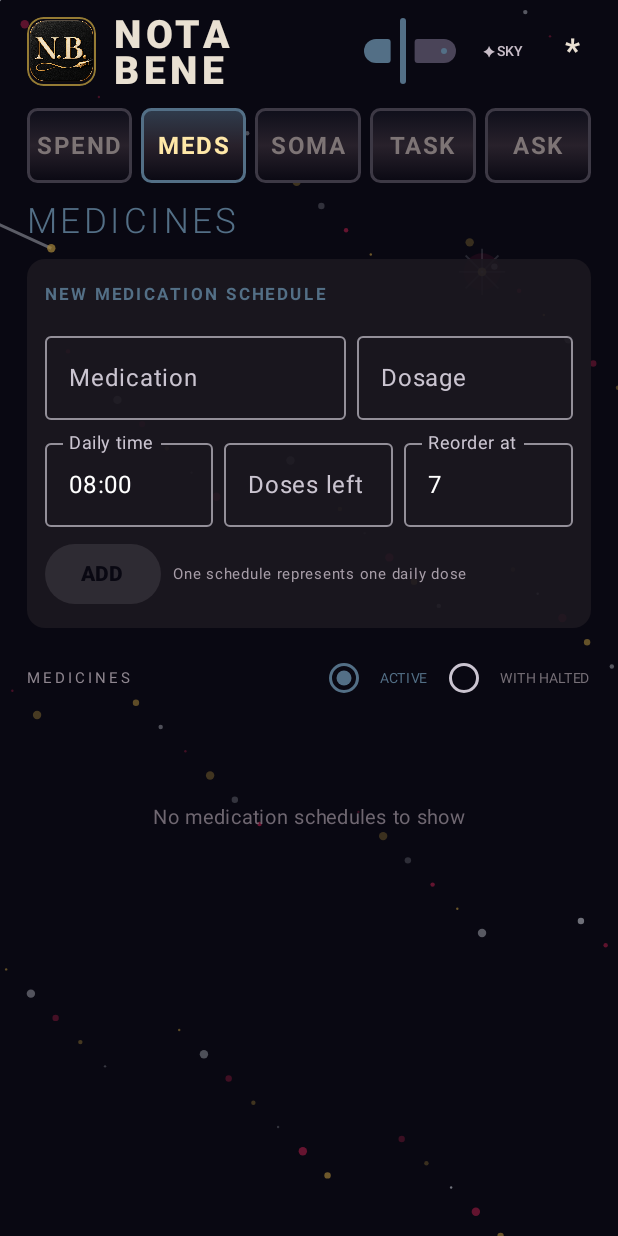
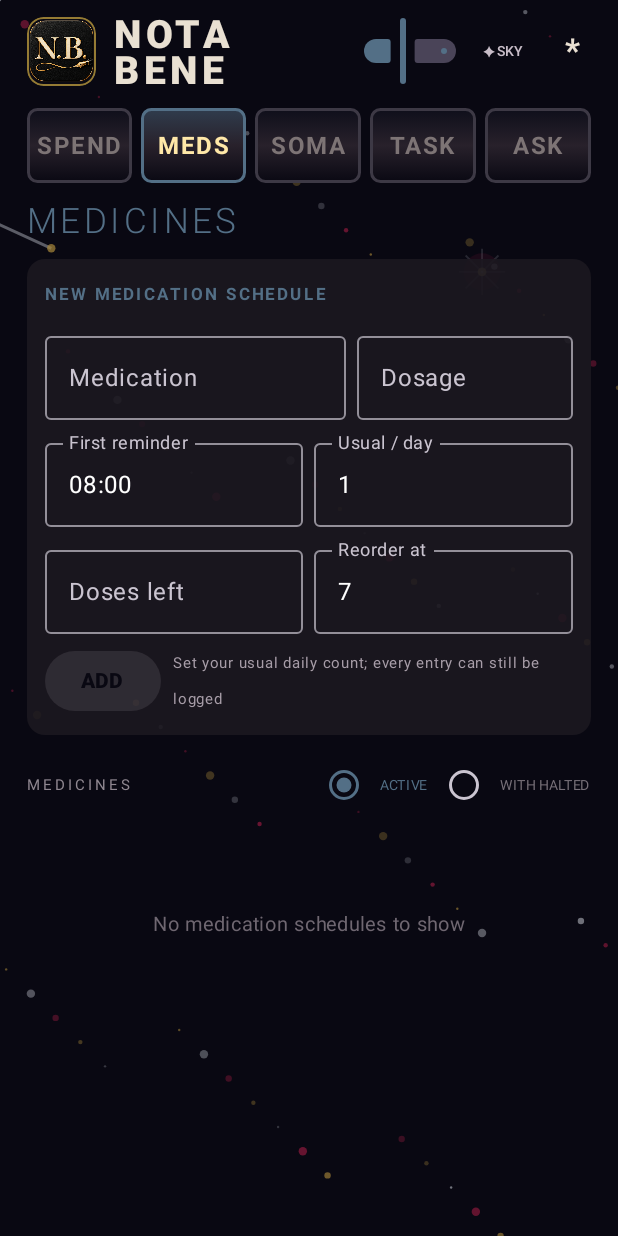
Before and after one commit to AndyJMyers/Nota-Bene, an Android app built with Jetpack Compose: the screen it shows after launch (MainActivity), after a tap on "MEDS", on a phone screen of 412 x 824 dp. Run offline under Robolectric (Android 15) with nearby library versions, the phone set to English and light mode, and no system bars; our stand-ins replace Room's generated code; libraries missing offline, so code that uses them is left out: com.google.mlkit.vision; 1 other tap on this screen came first.

Commit message:
Allow repeat MEDS logging

```diff
--- a/app/build.gradle.kts
+++ b/app/build.gradle.kts
@@ -13,8 +13,8 @@ android {
         applicationId = "com.notabene.app"
         minSdk = 26
         targetSdk = 36
-        versionCode = 25
-        versionName = "0.8.1-alpha25"
+        versionCode = 26
+        versionName = "0.9.0-alpha26"
     }
 
     buildFeatures { compose = true }
--- a/app/src/main/java/com/notabene/app/PaymentDatabase.kt
+++ b/app/src/main/java/com/notabene/app/PaymentDatabase.kt
@@ -6,7 +6,6 @@ import androidx.room.Database
 import androidx.room.Entity
 import androidx.room.Insert
 import androidx.room.Index
-import androidx.room.OnConflictStrategy
 import androidx.room.PrimaryKey
 import androidx.room.Query
 import androidx.room.Room
@@ -104,6 +103,7 @@ data class Medication(
     val name: String,
     val dosage: String,
     val doseTime: String,
+    val dailyTarget: Int = 1,
     val startingDoses: Int,
     val reorderAt: Int,
     val active: Boolean = true,
@@ -112,7 +112,7 @@ data class Medication(
 
 @Entity(
     tableName = "dose_logs",
-    indices = [Index(value = ["medicationId", "doseDate"], unique = true)]
+    indices = [Index(value = ["medicationId", "doseDate"])]
 )
 data class DoseLog(
     @PrimaryKey(autoGenerate = true) val id: Long = 0,
@@ -133,7 +133,7 @@ interface MedicationDao {
     @Insert
     suspend fun insertMedication(item: Medication): Long
 
-    @Insert(onConflict = OnConflictStrategy.IGNORE)
+    @Insert
     suspend fun insertDoseLog(item: DoseLog): Long
 
     @Query("UPDATE medications SET active = :active WHERE id = :id")
@@ -143,7 +143,7 @@ interface MedicationDao {
     suspend fun setStartingDoses(id: Long, startingDoses: Int)
 }
 
-@Database(entities = [PaymentRecord::class, AskItem::class, TaskItem::class, BodyItem::class, Medication::class, DoseLog::class], version = 5, exportSchema = false)
+@Database(entities = [PaymentRecord::class, AskItem::class, TaskItem::class, BodyItem::class, Medication::class, DoseLog::class], version = 6, exportSchema = false)
 abstract class NotaBeneDatabase : RoomDatabase() {
     abstract fun paymentDao(): PaymentDao
     abstract fun askDao(): AskDao
@@ -159,7 +159,7 @@ abstract class NotaBeneDatabase : RoomDatabase() {
                 context.applicationContext,
                 NotaBeneDatabase::class.java,
                 "nota-bene.db"
-            ).addMigrations(MIGRATION_1_2, MIGRATION_2_3, MIGRATION_3_4, MIGRATION_4_5).build().also { instance = it }
+            ).addMigrations(MIGRATION_1_2, MIGRATION_2_3, MIGRATION_3_4, MIGRATION_4_5, MIGRATION_5_6).build().also { instance = it }
         }
 
         private val MIGRATION_1_2 = object : Migration(1, 2) {
@@ -197,5 +197,13 @@ abstract class NotaBeneDatabase : RoomDatabase() {
                 db.execSQL("CREATE UNIQUE INDEX IF NOT EXISTS `index_dose_logs_medicationId_doseDate` ON `dose_logs` (`medicationId`, `doseDate`)")
             }
         }
+
+        private val MIGRATION_5_6 = object : Migration(5, 6) {
+            override fun migrate(db: SupportSQLiteDatabase) {
+                db.execSQL("ALTER TABLE `medications` ADD COLUMN `dailyTarget` INTEGER NOT NULL DEFAULT 1")
+                db.execSQL("DROP INDEX IF EXISTS `index_dose_logs_medicationId_doseDate`")
+                db.execSQL("CREATE INDEX IF NOT EXISTS `index_dose_logs_medicationId_doseDate` ON `dose_logs` (`medicationId`, `doseDate`)")
+            }
+        }
     }
 }
--- a/app/src/main/java/com/notabene/app/WorkbookExport.kt
+++ b/app/src/main/java/com/notabene/app/WorkbookExport.kt
@@ -34,11 +34,11 @@ suspend fun exportWorkbook(database: NotaBeneDatabase, output: OutputStream) {
         }),
         ExportSheet(
             "MEDS",
-            listOf(listOf("Record type", "Medicine", "Dosage / dose date", "Dose time / scheduled", "Stock / taken", "Reorder at", "Status")) +
+            listOf(listOf("Record type", "Medicine", "Dosage / dose date", "First reminder / scheduled", "Usual per day", "Stock / taken", "Reorder at", "Status")) +
                 medicines.map {
-                    listOf("Medicine", it.name, it.dosage, it.doseTime, it.startingDoses, it.reorderAt, if (it.active) "Active" else "Halted")
+                    listOf("Medicine", it.name, it.dosage, it.doseTime, it.dailyTarget, it.startingDoses, it.reorderAt, if (it.active) "Active" else "Halted")
                 } + doses.map {
-                    listOf("Dose taken", medicineNames[it.medicationId] ?: "Medicine #${it.medicationId}", it.doseDate, exportDate(it.scheduledFor), exportDate(it.takenAt), "", "Taken")
+                    listOf("Dose taken", medicineNames[it.medicationId] ?: "Medicine #${it.medicationId}", it.doseDate, exportDate(it.scheduledFor), "", exportDate(it.takenAt), "", "Taken")
                 }
         )
     )
```
Also changed, not shown: app/src/main/java/com/notabene/app/MainActivity.kt (+35 -12 lines), 7 other files.
